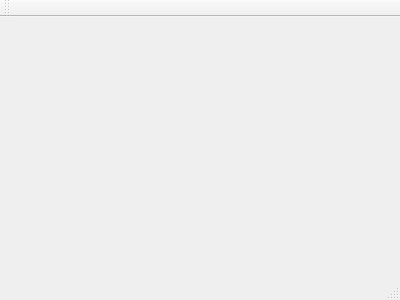
Old version of the form src/mainwindow.ui in the repository botal9/DuplicateFileScanner.
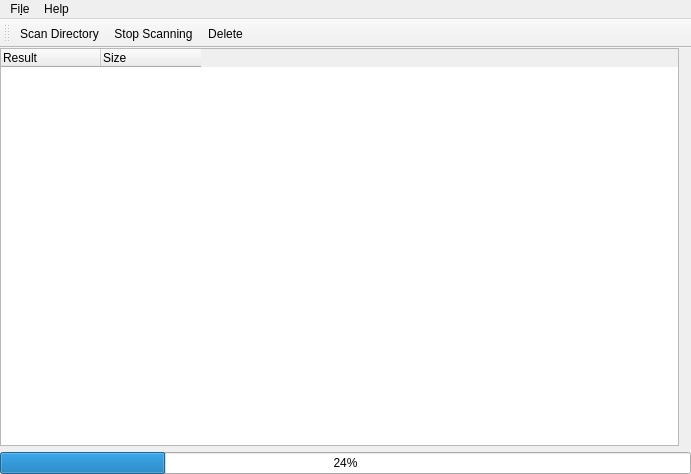
New version of the form.

Patch:
```diff
--- a/src/mainwindow.ui
+++ b/src/mainwindow.ui
@@ -1,24 +1,127 @@
 <ui version="4.0">
  <class>MainWindow</class>
- <widget class="QMainWindow" name="MainWindow" >
-  <property name="geometry" >
+ <widget class="QMainWindow" name="MainWindow">
+  <property name="geometry">
    <rect>
     <x>0</x>
     <y>0</y>
-    <width>400</width>
-    <height>300</height>
+    <width>691</width>
+    <height>474</height>
    </rect>
   </property>
   <property name="windowTitle" >
    <string>MainWindow</string>
   </property>
-  <widget class="QMenuBar" name="menuBar" />
-  <widget class="QToolBar" name="mainToolBar" />
-  <widget class="QWidget" name="centralWidget" />
-  <widget class="QStatusBar" name="statusBar" />
+  <widget class="QWidget" name="centralWidget">
+   <layout class="QGridLayout" name="gridLayout">
+    <property name="leftMargin">
+     <number>0</number>
+    </property>
+    <property name="topMargin">
+     <number>0</number>
+    </property>
+    <property name="rightMargin">
+     <number>0</number>
+    </property>
+    <property name="bottomMargin">
+     <number>0</number>
+    </property>
+    <item row="0" column="0">
+     <widget class="QTreeWidget" name="treeWidget">
+      <attribute name="headerMinimumSectionSize">
+       <number>100</number>
+      </attribute>
+      <attribute name="headerStretchLastSection">
+       <bool>false</bool>
+      </attribute>
+      <column>
+       <property name="text">
+        <string>Result</string>
+       </property>
+      </column>
+      <column>
+       <property name="text">
+        <string>Size</string>
+       </property>
+      </column>
+     </widget>
+    </item>
+    <item row="3" column="0" colspan="3">
+     <widget class="QProgressBar" name="progressBar">
+      <property name="value">
+       <number>24</number>
+      </property>
+     </widget>
+    </item>
+   </layout>
+  </widget>
+  <widget class="QMenuBar" name="menuBar">
+   <property name="geometry">
+    <rect>
+     <x>0</x>
+     <y>0</y>
+     <width>691</width>
+     <height>22</height>
+    </rect>
+   </property>
+   <widget class="QMenu" name="menuFile">
+    <property name="title">
+     <string>Fi&amp;le</string>
+    </property>
+    <addaction name="actionScanDirectory"/>
+    <addaction name="separator"/>
+    <addaction name="actionExit"/>
+   </widget>
+   <widget class="QMenu" name="menuHelp">
+    <property name="title">
+     <string>Help</string>
+    </property>
+    <addaction name="actionAbout"/>
+   </widget>
+   <addaction name="menuFile"/>
+   <addaction name="menuHelp"/>
+  </widget>
+  <widget class="QToolBar" name="toolBar">
+   <property name="windowTitle">
+    <string>toolBar</string>
+   </property>
+   <attribute name="toolBarArea">
+    <enum>TopToolBarArea</enum>
+   </attribute>
+   <attribute name="toolBarBreak">
+    <bool>true</bool>
+   </attribute>
+   <addaction name="actionScanDirectory"/>
+   <addaction name="actionStopScanning"/>
+   <addaction name="actionDelete"/>
+  </widget>
+  <action name="actionScanDirectory">
+   <property name="text">
+    <string>&amp;Scan Directory...</string>
+   </property>
+  </action>
+  <action name="actionExit">
+   <property name="text">
+    <string>&amp;Exit</string>
+   </property>
+  </action>
+  <action name="actionAbout">
+   <property name="text">
+    <string>&amp;About</string>
+   </property>
+  </action>
+  <action name="actionStopScanning">
+   <property name="text">
+    <string>&amp;Stop Scanning...</string>
+   </property>
+  </action>
+  <action name="actionDelete">
+   <property name="text">
+    <string>&amp;Delete</string>
+   </property>
+  </action>
  </widget>
- <layoutDefault spacing="6" margin="11" />
- <pixmapfunction></pixmapfunction>
+ <layoutdefault spacing="6" margin="11"/>
  <resources/>
  <connections/>
 </ui>
```
Left out of the diff: 3 changed lines with no effect on the pictures.
